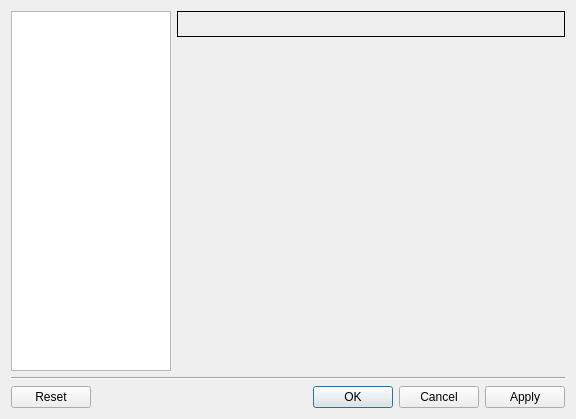
Old version of the form GNS3/Ui/Form_PreferencesDialog.ui in the repository GNS3/gns3-legacy.
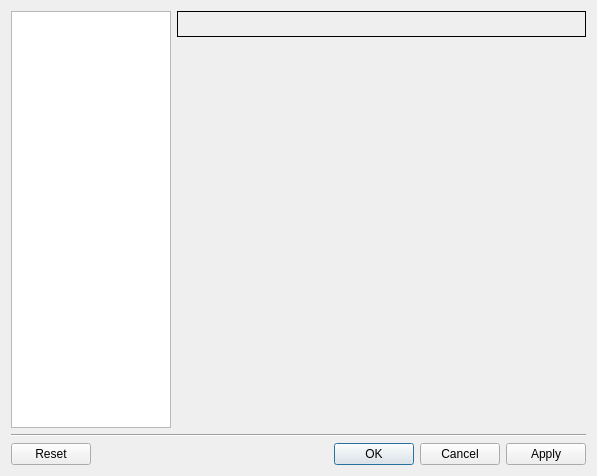
New version of the form. Icons and pictures are not drawn.

What changed in the file:
```diff
--- a/GNS3/Ui/Form_PreferencesDialog.ui
+++ b/GNS3/Ui/Form_PreferencesDialog.ui
@@ -5,8 +5,8 @@
    <rect>
     <x>0</x>
     <y>0</y>
-    <width>576</width>
-    <height>419</height>
+    <width>597</width>
+    <height>476</height>
    </rect>
   </property>
   <property name="sizePolicy" >
```
